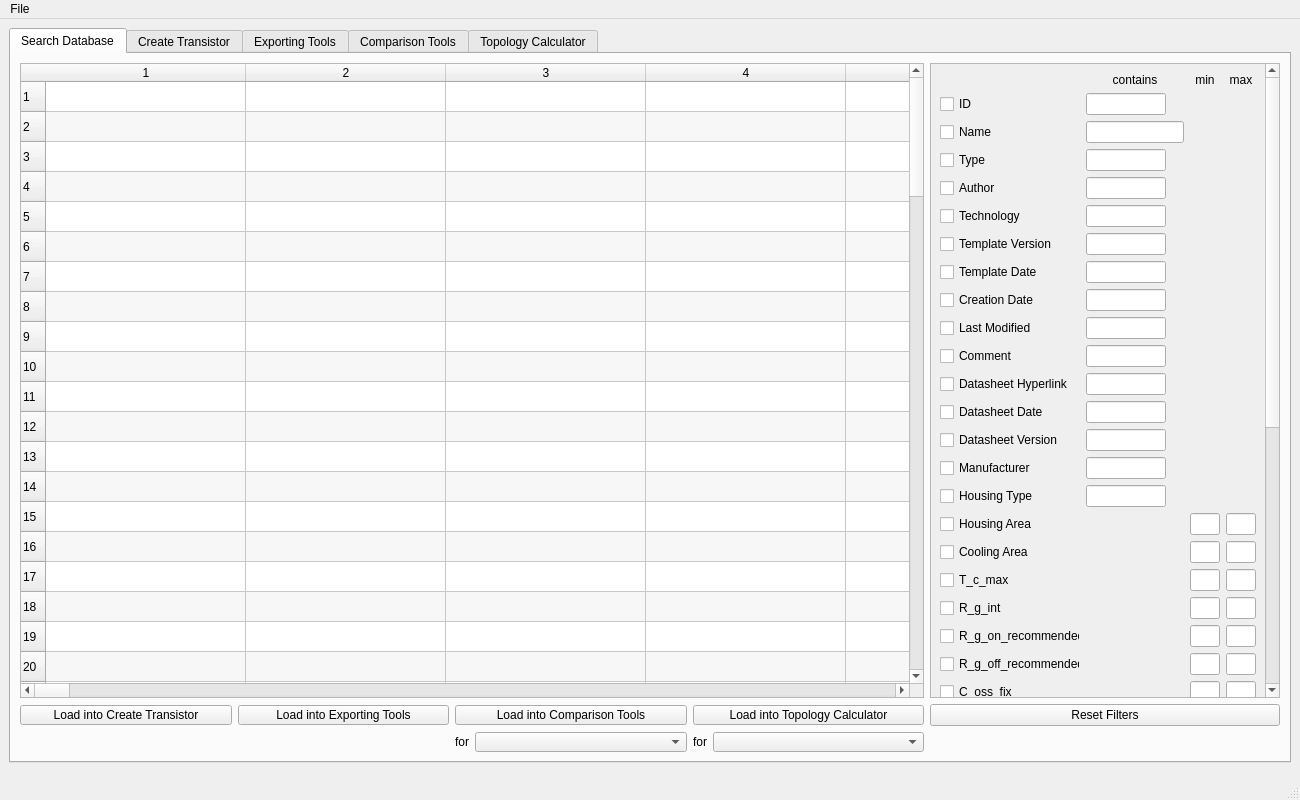
Old version of the form transistordatabase/gui/MainWindow.ui in the repository upb-lea/transistordatabase.
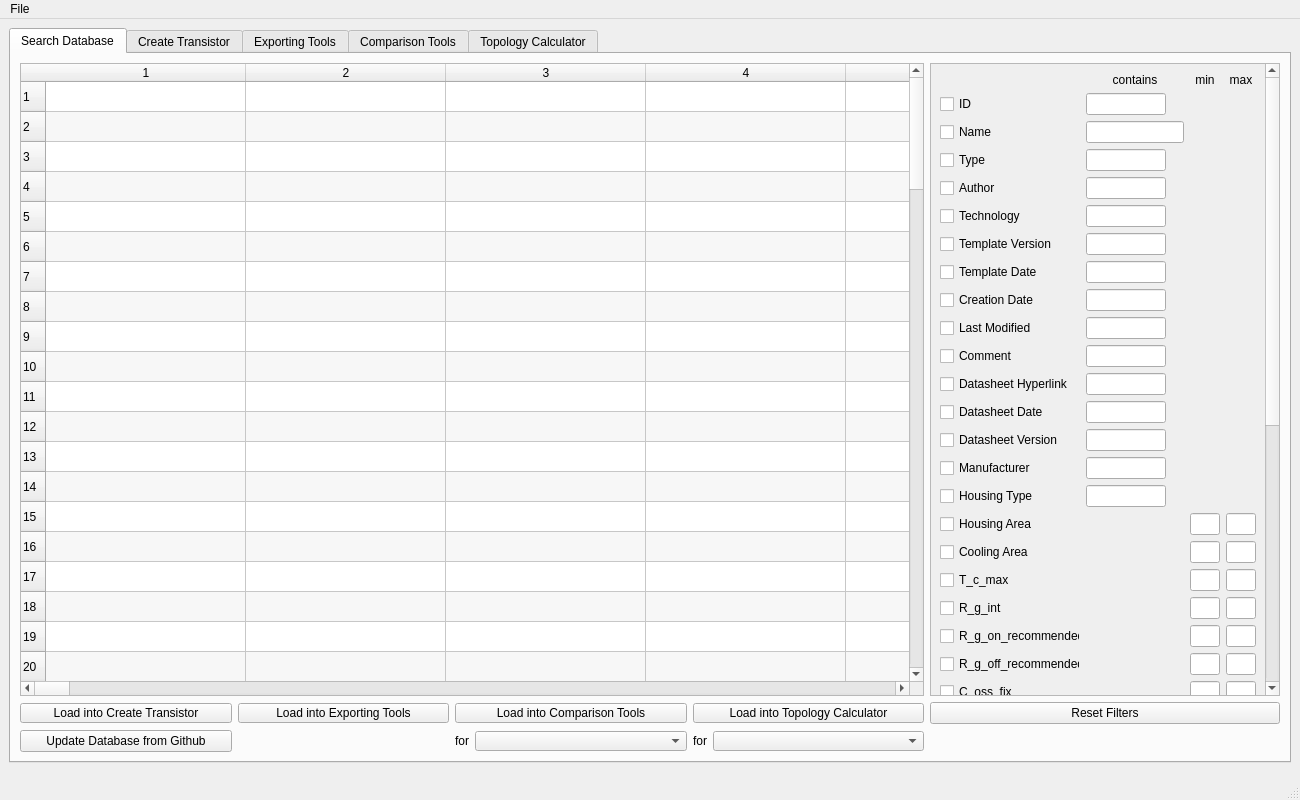
New version of the form.

Commit message: add button to update database

The edit to the form file:
```diff
--- a/transistordatabase/gui/MainWindow.ui
+++ b/transistordatabase/gui/MainWindow.ui
@@ -1886,6 +1886,20 @@
           </property>
          </widget>
         </item>
+        <item row="2" column="0">
+         <widget class="QPushButton" name="button_update_from_fileexchange">
+          <property name="text">
+           <string>Update Database from Github</string>
+          </property>
+         </widget>
+        </item>
+        <item row="2" column="1">
+         <widget class="QLabel" name="label_updated_database">
+          <property name="text">
+           <string/>
+          </property>
+         </widget>
+        </item>
        </layout>
       </widget>
       <widget class="QWidget" name="tab_create_transistor">
```
Left out of the diff: 2 changed lines with no effect on the pictures. The commit also changes 1 other file.
